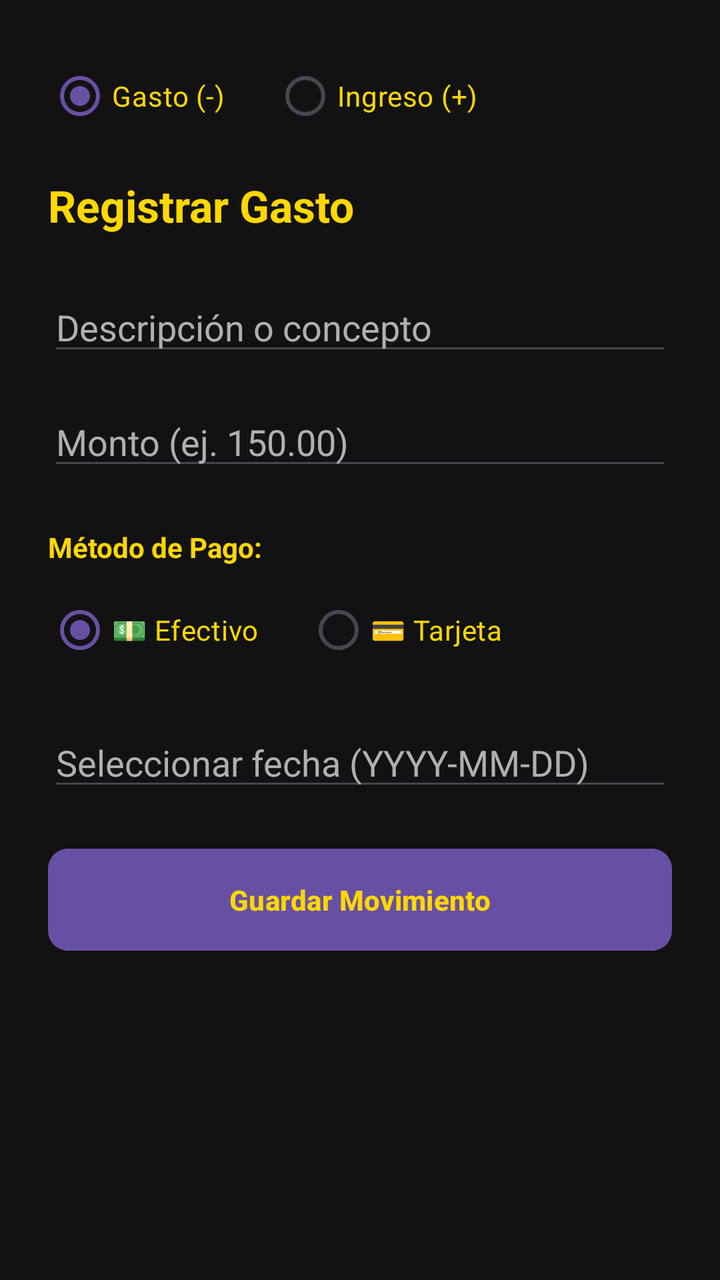
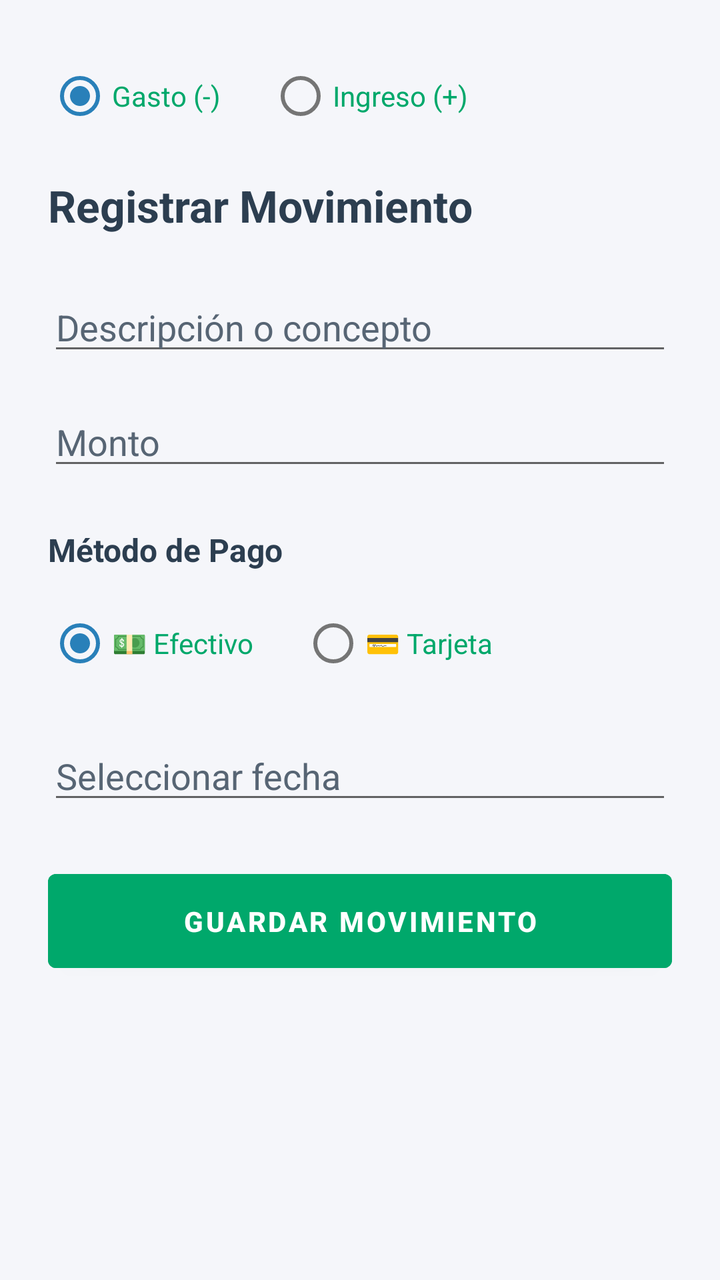

Screens rendered from an Android XML layout before and after an edit, with the pre-edit source and the edit as a unified diff.
<!-- AndroidManifest.xml: application theme Theme.ControlIngresosGastos -->
<!-- res/layout/activity_formulario_gasto.xml -->
<?xml version="1.0" encoding="utf-8"?>
<LinearLayout xmlns:android="http://schemas.android.com/apk/res/android"
    android:layout_width="match_parent"
    android:layout_height="match_parent"
    android:orientation="vertical"
    android:background="@color/banco_background"
    android:padding="24dp">

    
    <RadioGroup
        android:id="@+id/rgTipoMovimiento"
        android:layout_width="match_parent"
        android:layout_height="wrap_content"
        android:orientation="horizontal"
        android:layout_marginBottom="16dp">

        <RadioButton
            android:id="@+id/rbGasto"
            android:layout_width="wrap_content"
            android:layout_height="wrap_content"
            android:checked="true"
            android:text="Gasto (-)"
            android:textColor="@color/banco_text_main"
            android:layout_marginEnd="24dp" />

        <RadioButton
            android:id="@+id/rbIngreso"
            android:layout_width="wrap_content"
            android:layout_height="wrap_content"
            android:text="Ingreso (+)"
            android:textColor="@color/banco_text_main" />
    </RadioGroup>

    
    <TextView
        android:id="@+id/tvTituloFormulario"
        android:layout_width="wrap_content"
        android:layout_height="wrap_content"
        android:text="Registrar Gasto"
        android:textSize="22sp"
        android:textStyle="bold"
        android:textColor="@color/banco_text_main"
        android:layout_marginBottom="24dp" />

    
    <EditText
        android:id="@+id/etDescripcion"
        android:layout_width="match_parent"
        android:layout_height="wrap_content"
        android:hint="Descripción o concepto"
        android:textColor="@color/banco_text_main"
        android:textColorHint="@color/banco_text_muted"
        android:inputType="text"
        android:layout_marginBottom="16dp" />

    
    <EditText
        android:id="@+id/etMonto"
        android:layout_width="match_parent"
        android:layout_height="wrap_content"
        android:hint="Monto (ej. 150.00)"
        android:textColor="@color/banco_text_main"
        android:textColorHint="@color/banco_text_muted"
        android:inputType="numberDecimal"
        android:layout_marginBottom="24dp" />

    
    <TextView
        android:layout_width="wrap_content"
        android:layout_height="wrap_content"
        android:text="Método de Pago:"
        android:textStyle="bold"
        android:textColor="@color/banco_text_main"
        android:layout_marginBottom="8dp" />

    <RadioGroup
        android:id="@+id/rgMetodoPago"
        android:layout_width="match_parent"
        android:layout_height="wrap_content"
        android:orientation="horizontal"
        android:layout_marginBottom="20dp">

        <RadioButton
            android:id="@+id/rbEfectivo"
            android:layout_width="wrap_content"
            android:layout_height="wrap_content"
            android:checked="true"
            android:text="💵 Efectivo"
            android:textColor="@color/banco_text_main"
            android:layout_marginEnd="24dp" />

        <RadioButton
            android:id="@+id/rbTarjeta"
            android:layout_width="wrap_content"
            android:layout_height="wrap_content"
            android:text="💳 Tarjeta"
            android:textColor="@color/banco_text_main" />
    </RadioGroup>

    
    <EditText
        android:id="@+id/etFecha"
        android:layout_width="match_parent"
        android:layout_height="wrap_content"
        android:hint="Seleccionar fecha (YYYY-MM-DD)"
        android:textColor="@color/banco_text_main"
        android:textColorHint="@color/banco_text_muted"
        android:focusable="false"
        android:clickable="true"
        android:layout_marginBottom="24dp" />

    
    <Button
        android:id="@+id/btnGuardarMovimiento"
        android:layout_width="match_parent"
        android:layout_height="wrap_content"
        android:text="Guardar Movimiento"
        android:background="@drawable/btn_fondo_redondeado"
        android:textColor="@color/banco_text_main"
        android:textStyle="bold"
        android:padding="12dp" />

</LinearLayout>
<!-- resources referenced by this layout -->
<resources>
  <color name="banco_background">#121212</color>
  <color name="banco_text_main">#FFD700</color>
  <color name="banco_text_muted">#B0B0B0</color>
  <!-- drawable btn_fondo_redondeado (drawable) -->
  <?xml version="1.0" encoding="utf-8"?>
  <shape xmlns:android="http://schemas.android.com/apk/res/android"
      android:shape="rectangle">
      <solid android:color="#0F766E"/> 
      <corners android:radius="10dp"/>
  </shape>
  <style name="Theme.ControlIngresosGastos" parent="Base.Theme.ControlIngresosGastos" />
  <style name="Base.Theme.ControlIngresosGastos" parent="Theme.Material3.DayNight.NoActionBar">
          
          
      </style>
</resources>

<!-- the commit's change to res/layout/activity_formulario_gasto.xml (unified diff, before → after) -->
@@ -36,10 +36,10 @@
         android:id="@+id/tvTituloFormulario"
         android:layout_width="wrap_content"
         android:layout_height="wrap_content"
-        android:text="Registrar Gasto"
+        android:text="Registrar Movimiento"
         android:textSize="22sp"
         android:textStyle="bold"
-        android:textColor="@color/banco_text_main"
+        android:textColor="#2C3E50"
         android:layout_marginBottom="24dp" />
 
     
@@ -58,7 +58,7 @@
         android:id="@+id/etMonto"
         android:layout_width="match_parent"
         android:layout_height="wrap_content"
-        android:hint="Monto (ej. 150.00)"
+        android:hint="Monto"
         android:textColor="@color/banco_text_main"
         android:textColorHint="@color/banco_text_muted"
         android:inputType="numberDecimal"
@@ -68,10 +68,11 @@
     <TextView
         android:layout_width="wrap_content"
         android:layout_height="wrap_content"
-        android:text="Método de Pago:"
+        android:text="Método de Pago"
+        android:textSize="16sp"
         android:textStyle="bold"
-        android:textColor="@color/banco_text_main"
-        android:layout_marginBottom="8dp" />
+        android:textColor="#2C3E50"
+        android:layout_marginBottom="12dp"/>
 
     <RadioGroup
         android:id="@+id/rgMetodoPago"
@@ -102,7 +103,7 @@
         android:id="@+id/etFecha"
         android:layout_width="match_parent"
         android:layout_height="wrap_content"
-        android:hint="Seleccionar fecha (YYYY-MM-DD)"
+        android:hint="Seleccionar fecha"
         android:textColor="@color/banco_text_main"
         android:textColorHint="@color/banco_text_muted"
         android:focusable="false"
@@ -115,9 +116,9 @@
         android:layout_width="match_parent"
         android:layout_height="wrap_content"
         android:text="Guardar Movimiento"
-        android:background="@drawable/btn_fondo_redondeado"
-        android:textColor="@color/banco_text_main"
+        android:backgroundTint="@color/verdeIngreso"
+        android:textColor="#FFFFFF"
         android:textStyle="bold"
-        android:padding="12dp" />
+        android:padding="14dp" />
 
 </LinearLayout>
<!-- resource entries referenced after the edit -->
@@ -1,19 +1,20 @@
 <!-- resources referenced by this layout -->
 <resources>
-  <color name="banco_background">#121212</color>
-  <color name="banco_text_main">#FFD700</color>
-  <color name="banco_text_muted">#B0B0B0</color>
-  <!-- drawable btn_fondo_redondeado (drawable) -->
-  <?xml version="1.0" encoding="utf-8"?>
-  <shape xmlns:android="http://schemas.android.com/apk/res/android"
-      android:shape="rectangle">
-      <solid android:color="#0F766E"/> 
-      <corners android:radius="10dp"/>
-  </shape>
-  <style name="Theme.ControlIngresosGastos" parent="Base.Theme.ControlIngresosGastos" />
-  <style name="Base.Theme.ControlIngresosGastos" parent="Theme.Material3.DayNight.NoActionBar">
+  <color name="banco_background">#F5F6FA</color>
+  <color name="banco_text_main">#00A86B</color>
+  <color name="banco_text_muted">#576574</color>
+  <color name="verdeIngreso">#00A86B</color>
+  <style name="Theme.ControlIngresosGastos" parent="Theme.MaterialComponents.Light.NoActionBar">
           
+          <item name="colorPrimary">@color/verdeIngreso</item>
+          <item name="colorPrimaryVariant">@color/verdeIngreso</item>
+          <item name="colorOnPrimary">@color/banco_card</item>
+  
           
+          <item name="colorSecondary">@color/doradoBalance</item>
+          <item name="colorOnSecondary">@color/banco_card</item>
       </style>
+  <color name="banco_card">#FFFFFF</color>
+  <color name="doradoBalance">#2980B9</color>
 </resources>
 
